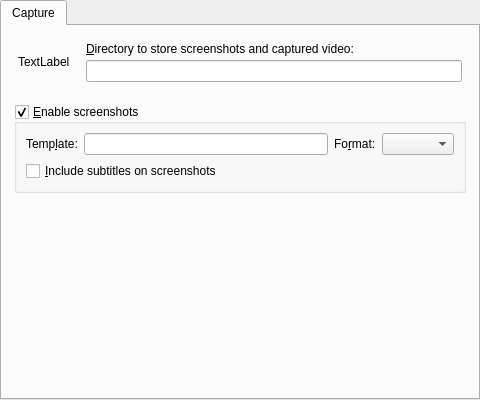
First picture: the form in src/gui/pref/capture.ui, repository wilbert2000/wzplayer, before the edit.
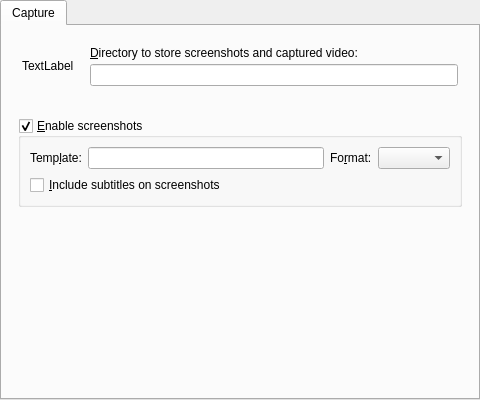
Second picture: the form after the edit. Custom widgets are drawn as their Qt base class.

Commit message: Margins, margins

Patch:
```diff
--- a/src/gui/pref/capture.ui
+++ b/src/gui/pref/capture.ui
@@ -27,8 +27,20 @@
        <string>Capture</string>
       </attribute>
       <layout class="QVBoxLayout">
-       <property name="margin">
-        <number>12</number>
+       <property name="spacing">
+        <number>16</number>
+       </property>
+       <property name="leftMargin">
+        <number>16</number>
+       </property>
+       <property name="topMargin">
+        <number>16</number>
+       </property>
+       <property name="rightMargin">
+        <number>16</number>
+       </property>
+       <property name="bottomMargin">
+        <number>16</number>
        </property>
        <item>
         <layout class="QHBoxLayout" name="horizontalLayout">
```
Left out of the diff: 11 changed lines with no effect on the pictures. The commit also changes 13 other files.
